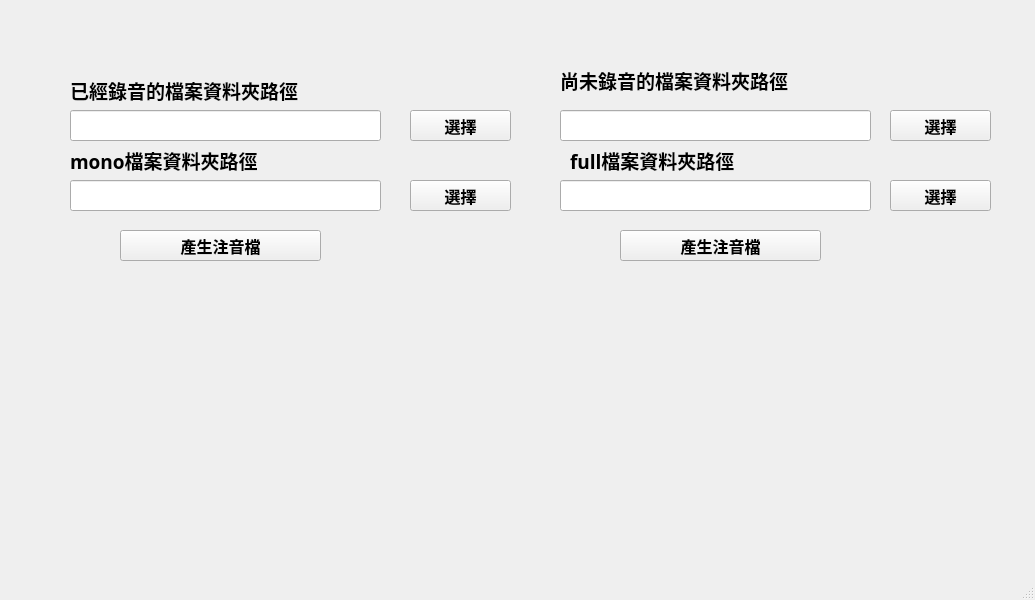
KennyChenFight/phonetic_mark_tool, file phonetic_mark_tool.ui: the form before one commit.
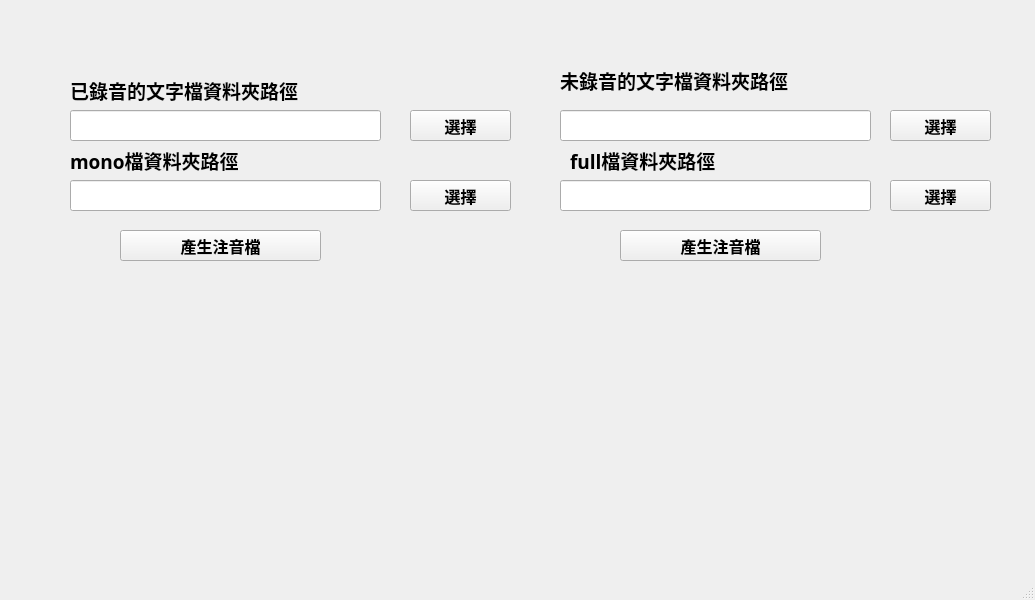
The form after the commit. Icons and pictures are not drawn.

Patch:
```diff
--- a/phonetic_mark_tool.ui
+++ b/phonetic_mark_tool.ui
@@ -10,6 +10,12 @@
     <height>600</height>
    </rect>
   </property>
+  <property name="maximumSize">
+   <size>
+    <width>1035</width>
+    <height>600</height>
+   </size>
+  </property>
   <property name="windowTitle">
    <string>注音標記tool</string>
   </property>
@@ -32,7 +38,7 @@
      </font>
     </property>
     <property name="text">
-     <string>已經錄音的檔案資料夾路徑</string>
+     <string>已錄音的文字檔資料夾路徑</string>
     </property>
    </widget>
    <widget class="QLabel" name="label_2">
@@ -53,7 +59,7 @@
      </font>
     </property>
     <property name="text">
-     <string>尚未錄音的檔案資料夾路徑</string>
+     <string>未錄音的文字檔資料夾路徑</string>
     </property>
    </widget>
    <widget class="QLineEdit" name="le_recorded_file_dir">
@@ -131,7 +137,7 @@
      </font>
     </property>
     <property name="text">
-     <string>mono檔案資料夾路徑</string>
+     <string>mono檔資料夾路徑</string>
     </property>
    </widget>
    <widget class="QLineEdit" name="le_recorded_mono_dir">
@@ -233,7 +239,7 @@
      </font>
     </property>
     <property name="text">
-     <string>full檔案資料夾路徑</string>
+     <string>full檔資料夾路徑</string>
     </property>
    </widget>
    <widget class="QLineEdit" name="le_record_full_dir">
```
Left out of the diff: 4 changed lines with no effect on the pictures.
